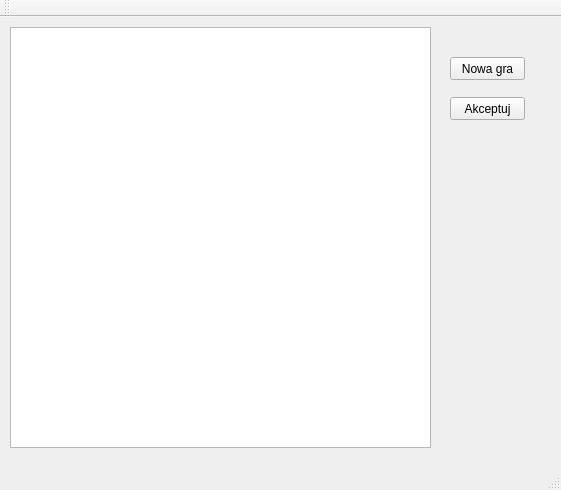
Before: the Qt Designer form Mastermind/mainwindow.ui in pierok/mm, drawn with Qt 5.
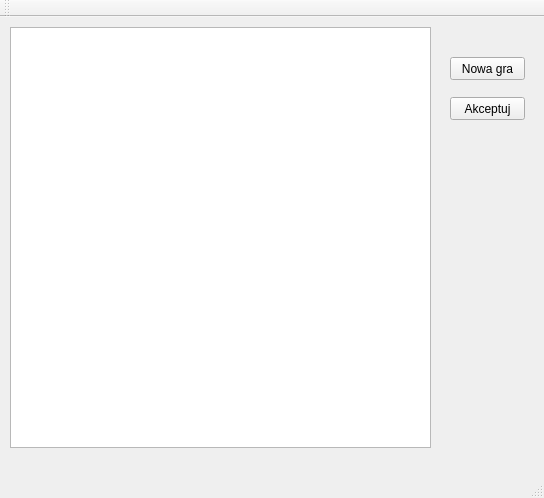
After: the same form once the commit is applied.

The edit to the form file:
```diff
--- a/Mastermind/mainwindow.ui
+++ b/Mastermind/mainwindow.ui
@@ -6,8 +6,8 @@
    <rect>
     <x>0</x>
     <y>0</y>
-    <width>561</width>
-    <height>490</height>
+    <width>544</width>
+    <height>498</height>
    </rect>
   </property>
   <property name="windowTitle">
```
Left out of the diff: 2 changed lines with no effect on the pictures.
